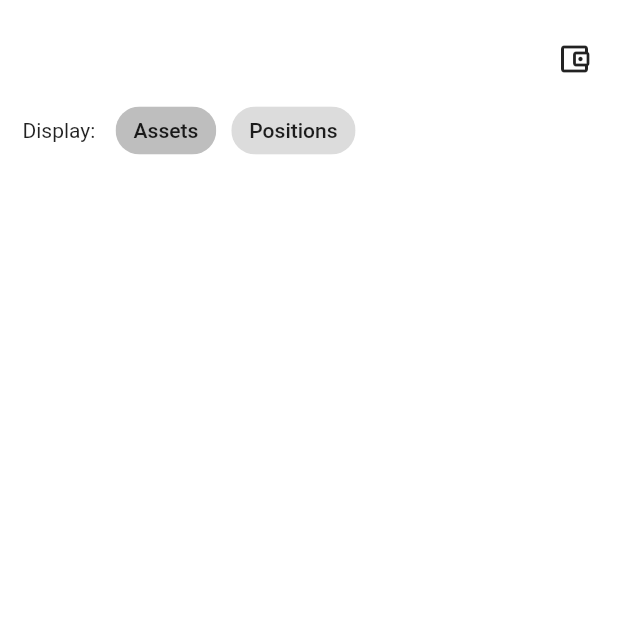
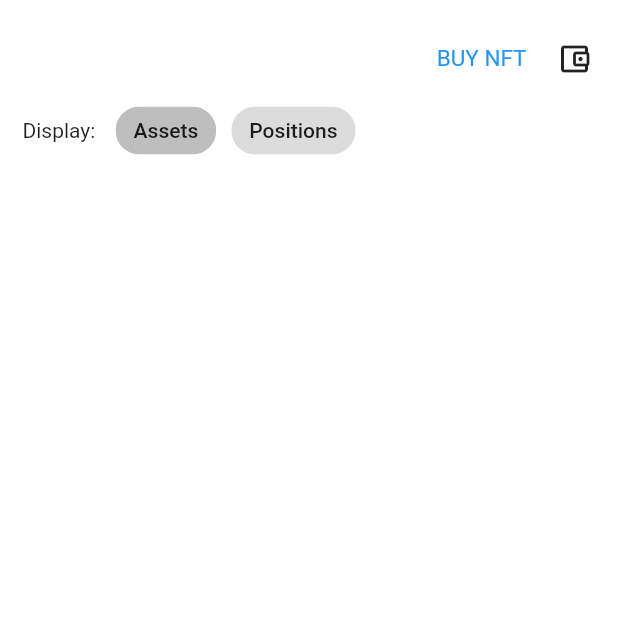
Before and after one commit to upside-finance/uf_flutter_app, a Flutter app: the screen it shows after launch, on a phone screen of 412 x 824 dp, the top half of it. Run offline on Flutter 3.47's test engine with Material 2 defaults, Android fonts, the phone set to English and light mode, and no system bars; our stand-ins replace cached_network_image, charts_flutter, firebase_analytics, firebase_core, qr_flutter, shared_preferences; missing offline and left inert: algorand_dart, walletconnect_dart; accounts and stored records are empty; network calls fail.

Commit message:
Buy NFT button

```diff
--- a/lib/widgets/connect_wallet.dart
+++ b/lib/widgets/connect_wallet.dart
@@ -1,5 +1,6 @@
 import 'package:flutter/material.dart';
 import 'package:provider/provider.dart';
+import 'package:url_launcher/url_launcher.dart';
 import '../../app_model.dart';
 import '../helper.dart';
 
@@ -17,6 +18,16 @@ class ConnectWalletState extends State<ConnectWallet> {
   Widget build(BuildContext context) {
     return Consumer<AppModel>(builder: (context, model, child) {
       return Row(mainAxisAlignment: MainAxisAlignment.end, children: [
+        TextButton(
+            style: TextButton.styleFrom(
+              textStyle: const TextStyle(fontSize: 15),
+            ),
+            onPressed: () {
+              model.fbAnalytics?.logEvent(name: "Buy NFT click");
+              launchUrl(Uri.parse(
+                  'https://instantshuffle.com/shuffle/6ljm0bXK9UEaSChJ1v7S'));
+            },
+            child: const Text("BUY NFT")),
         IconButton(
             onPressed: () {
               if (model.userAddress == null) {
```
Also changed, not shown: 1 other file.
